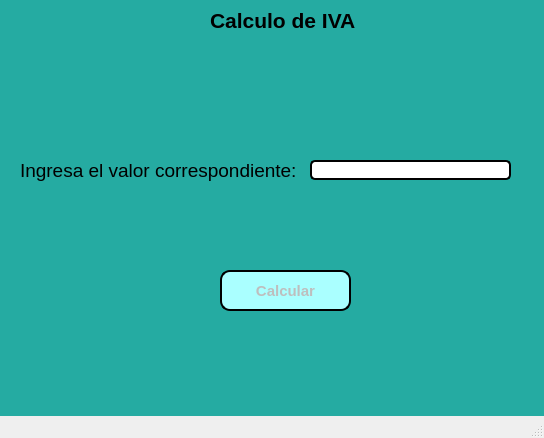
celineazs/PIP_2025_1_Eq3, file Unidad 1/Tarea Unidad 1/T06_Cálculo del IVA de una cantidad dada.ui: the form before one commit.
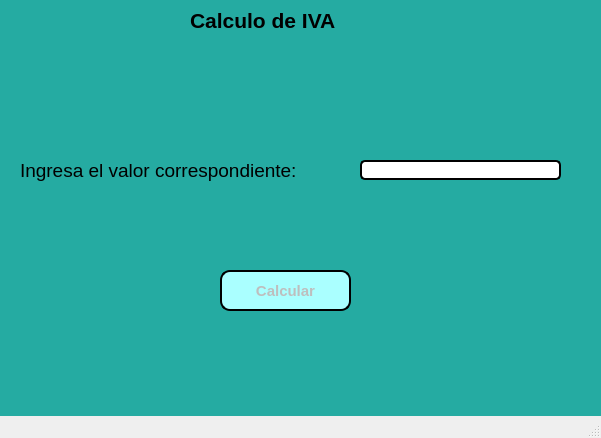
The form after the commit.

What changed in the file:
```diff
--- a/Unidad 1/Tarea Unidad 1/T06_Cálculo del IVA de una cantidad dada.ui
+++ b/Unidad 1/Tarea Unidad 1/T06_Cálculo del IVA de una cantidad dada.ui
@@ -9,7 +9,7 @@
    <rect>
     <x>0</x>
     <y>0</y>
-    <width>544</width>
+    <width>601</width>
     <height>438</height>
    </rect>
   </property>
@@ -58,7 +58,7 @@
      <rect>
       <x>20</x>
       <y>160</y>
-      <width>281</width>
+      <width>351</width>
       <height>21</height>
      </rect>
     </property>
@@ -75,10 +75,10 @@
    <widget class="QLabel" name="label_2">
     <property name="geometry">
      <rect>
-      <x>210</x>
+      <x>190</x>
       <y>10</y>
-      <width>161</width>
-      <height>20</height>
+      <width>211</width>
+      <height>21</height>
      </rect>
     </property>
     <property name="font">
@@ -96,7 +96,7 @@
    <widget class="QLineEdit" name="lnE1">
     <property name="geometry">
      <rect>
-      <x>310</x>
+      <x>360</x>
       <y>160</y>
       <width>201</width>
       <height>20</height>
```
Left out of the diff: 4 changed lines with no effect on the pictures.
